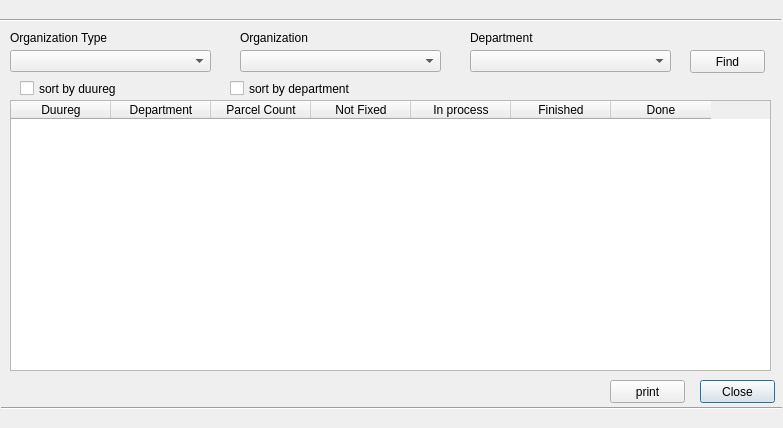
Before: the Qt Designer form view/ParcelInfoStatisticDialog.ui in teamlm2/lm2_mgis, drawn with Qt 5.
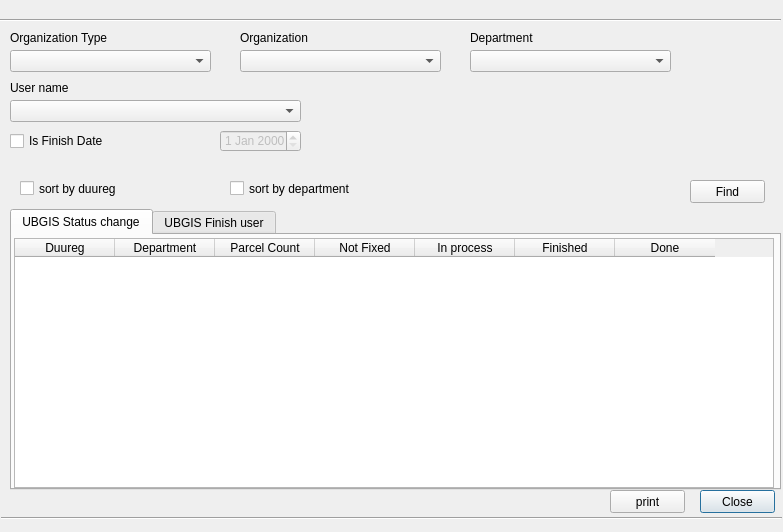
After: the same form once the commit is applied. The open tabs and pages were chosen to show the change.

Patch:
```diff
--- a/view/ParcelInfoStatisticDialog.ui
+++ b/view/ParcelInfoStatisticDialog.ui
@@ -7,7 +7,7 @@
     <x>0</x>
     <y>0</y>
     <width>783</width>
-    <height>428</height>
+    <height>532</height>
    </rect>
   </property>
   <property name="windowTitle">
@@ -30,7 +30,7 @@
    <property name="geometry">
     <rect>
      <x>1</x>
-     <y>400</y>
+     <y>510</y>
      <width>781</width>
      <height>16</height>
     </rect>
@@ -43,7 +43,7 @@
    <property name="geometry">
     <rect>
      <x>700</x>
-     <y>380</y>
+     <y>490</y>
      <width>75</width>
      <height>23</height>
     </rect>
@@ -56,7 +56,7 @@
    <property name="geometry">
     <rect>
      <x>610</x>
-     <y>380</y>
+     <y>490</y>
      <width>75</width>
      <height>23</height>
     </rect>
@@ -65,51 +65,6 @@
     <string>print</string>
    </property>
   </widget>
-  <widget class="QTableWidget" name="result_twidget">
-   <property name="geometry">
-    <rect>
-     <x>10</x>
-     <y>100</y>
-     <width>761</width>
-     <height>271</height>
-    </rect>
-   </property>
-   <column>
-    <property name="text">
-     <string>Duureg</string>
-    </property>
-   </column>
-   <column>
-    <property name="text">
-     <string>Department</string>
-    </property>
-   </column>
-   <column>
-    <property name="text">
-     <string>Parcel Count</string>
-    </property>
-   </column>
-   <column>
-    <property name="text">
-     <string>Not Fixed</string>
-    </property>
-   </column>
-   <column>
-    <property name="text">
-     <string>In process</string>
-    </property>
-   </column>
-   <column>
-    <property name="text">
-     <string>Finished</string>
-    </property>
-   </column>
-   <column>
-    <property name="text">
-     <string>Done</string>
-    </property>
-   </column>
-  </widget>
   <widget class="QComboBox" name="organization_type_cbox">
    <property name="geometry">
     <rect>
@@ -183,7 +138,7 @@
    <property name="geometry">
     <rect>
      <x>20</x>
-     <y>80</y>
+     <y>180</y>
      <width>191</width>
      <height>17</height>
     </rect>
@@ -196,7 +151,7 @@
    <property name="geometry">
     <rect>
      <x>230</x>
-     <y>80</y>
+     <y>180</y>
      <width>191</width>
      <height>17</height>
     </rect>
@@ -209,7 +164,7 @@
    <property name="geometry">
     <rect>
      <x>690</x>
-     <y>50</y>
+     <y>180</y>
      <width>75</width>
      <height>23</height>
     </rect>
@@ -218,6 +173,143 @@
     <string>Find</string>
    </property>
   </widget>
+  <widget class="QTabWidget" name="tabWidget">
+   <property name="geometry">
+    <rect>
+     <x>10</x>
+     <y>209</y>
+     <width>771</width>
+     <height>281</height>
+    </rect>
+   </property>
+   <property name="currentIndex">
+    <number>1</number>
+   </property>
+   <widget class="QWidget" name="ubgis_stat_tab">
+    <attribute name="title">
+     <string>UBGIS Status change</string>
+    </attribute>
+    <widget class="QTableWidget" name="result_twidget">
+     <property name="geometry">
+      <rect>
+       <x>2</x>
+       <y>3</y>
+       <width>760</width>
+       <height>250</height>
+      </rect>
+     </property>
+     <column>
+      <property name="text">
+       <string>Duureg</string>
+      </property>
+     </column>
+     <column>
+      <property name="text">
+       <string>Department</string>
+      </property>
+     </column>
+     <column>
+      <property name="text">
+       <string>Parcel Count</string>
+      </property>
+     </column>
+     <column>
+      <property name="text">
+       <string>Not Fixed</string>
+      </property>
+     </column>
+     <column>
+      <property name="text">
+       <string>In process</string>
+      </property>
+     </column>
+     <column>
+      <property name="text">
+       <string>Finished</string>
+      </property>
+     </column>
+     <column>
+      <property name="text">
+       <string>Done</string>
+      </property>
+     </column>
+    </widget>
+   </widget>
+   <widget class="QWidget" name="ubgis_finish_tab">
+    <attribute name="title">
+     <string>UBGIS Finish user</string>
+    </attribute>
+    <widget class="QTableWidget" name="result_user_twidget">
+     <property name="geometry">
+      <rect>
+       <x>2</x>
+       <y>3</y>
+       <width>760</width>
+       <height>250</height>
+      </rect>
+     </property>
+     <column>
+      <property name="text">
+       <string>User name</string>
+      </property>
+     </column>
+     <column>
+      <property name="text">
+       <string>Count</string>
+      </property>
+     </column>
+    </widget>
+   </widget>
+  </widget>
+  <widget class="QComboBox" name="user_name_cbox">
+   <property name="geometry">
+    <rect>
+     <x>10</x>
+     <y>100</y>
+     <width>291</width>
+     <height>22</height>
+    </rect>
+   </property>
+  </widget>
+  <widget class="QLabel" name="label_7">
+   <property name="geometry">
+    <rect>
+     <x>10</x>
+     <y>80</y>
+     <width>201</width>
+     <height>16</height>
+    </rect>
+   </property>
+   <property name="text">
+    <string>User name</string>
+   </property>
+  </widget>
+  <widget class="QDateEdit" name="finish_date">
+   <property name="enabled">
+    <bool>false</bool>
+   </property>
+   <property name="geometry">
+    <rect>
+     <x>220</x>
+     <y>130</y>
+     <width>81</width>
+     <height>22</height>
+    </rect>
+   </property>
+  </widget>
+  <widget class="QCheckBox" name="finish_date_checkbox">
+   <property name="geometry">
+    <rect>
+     <x>10</x>
+     <y>131</y>
+     <width>211</width>
+     <height>20</height>
+    </rect>
+   </property>
+   <property name="text">
+    <string>Is Finish Date</string>
+   </property>
+  </widget>
  </widget>
  <resources/>
  <connections/>
```
